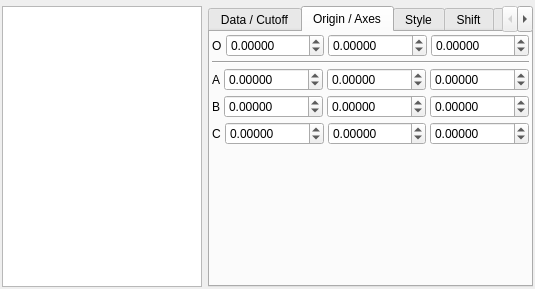
The window that src/gui/grids.ui (trisyoungs/aten) describes before a commit, drawn with Qt 5.
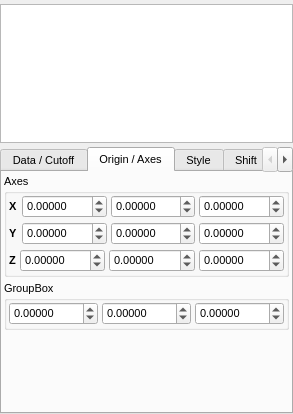
The same window after the commit. The open tabs and pages were chosen to show the change. Icons and pictures are not drawn. Custom widgets are drawn as their Qt base class.

```diff
--- a/src/gui/grids.ui
+++ b/src/gui/grids.ui
@@ -1,27 +1,41 @@
 <ui version="4.0">
- <class>GridsDialog</class>
- <widget class="QDialog" name="GridsDialog">
+ <class>GridsWidget</class>
+ <widget class="QDockWidget" name="GridsWidget">
   <property name="geometry">
    <rect>
     <x>0</x>
     <y>0</y>
-    <width>529</width>
-    <height>289</height>
+    <width>272</width>
+    <height>414</height>
    </rect>
   </property>
+  <property name="minimumSize">
+   <size>
+    <width>270</width>
+    <height>414</height>
+   </size>
+  </property>
+  <property name="font">
+   <font>
+    <pointsize>8</pointsize>
+   </font>
+  </property>
+  <property name="floating">
+   <bool>true</bool>
+  </property>
+  <property name="allowedAreas">
+   <set>Qt::LeftDockWidgetArea|Qt::RightDockWidgetArea</set>
+  </property>
   <property name="windowTitle">
    <string>Grids</string>
   </property>
-  <property name="windowIcon">
-   <iconset resource="icons.qrc">
-    <normaloff>:/stackicons/icons/stack_surfaces.svg</normaloff>:/stackicons/icons/stack_surfaces.svg</iconset>
-  </property>
-  <layout class="QVBoxLayout">
+  <widget class="QWidget" name="dockWidgetContents">
+   <layout class="QVBoxLayout" name="verticalLayout_6">
    <property name="spacing">
     <number>4</number>
    </property>
    <property name="margin">
-    <number>2</number>
+     <number>0</number>
    </property>
    <item>
     <widget class="QFrame" name="menuFrame">
@@ -40,19 +54,11 @@
     </widget>
    </item>
    <item>
-    <layout class="QHBoxLayout">
-     <property name="spacing">
-      <number>6</number>
-     </property>
-     <property name="margin">
-      <number>0</number>
-     </property>
-     <item>
       <widget class="QListWidget" name="GridList">
        <property name="sizePolicy">
         <sizepolicy hsizetype="Expanding" vsizetype="Expanding">
-         <horstretch>100</horstretch>
-         <verstretch>0</verstretch>
+        <horstretch>0</horstretch>
+        <verstretch>100</verstretch>
         </sizepolicy>
        </property>
        <property name="minimumSize">
@@ -65,6 +71,12 @@
      </item>
      <item>
       <widget class="QTabWidget" name="GridTabWidget">
+      <property name="sizePolicy">
+       <sizepolicy hsizetype="Expanding" vsizetype="Expanding">
+        <horstretch>0</horstretch>
+        <verstretch>1</verstretch>
+       </sizepolicy>
+      </property>
        <property name="currentIndex">
         <number>0</number>
        </property>
@@ -73,8 +85,17 @@
          <string>Data / Cutoff</string>
         </attribute>
         <layout class="QVBoxLayout" name="verticalLayout">
+        <property name="spacing">
+         <number>4</number>
+        </property>
+        <property name="margin">
+         <number>2</number>
+        </property>
          <item>
           <layout class="QHBoxLayout" name="horizontalLayout_4">
+          <property name="spacing">
+           <number>4</number>
+          </property>
            <item>
             <widget class="QGroupBox" name="groupBox_2">
              <property name="title">
@@ -89,6 +110,9 @@
               </property>
               <item>
                <layout class="QGridLayout" name="gridLayout">
+               <property name="spacing">
+                <number>4</number>
+               </property>
                 <item row="0" column="0">
                  <widget class="QLabel" name="label_39">
                   <property name="text">
@@ -162,6 +186,9 @@
               </property>
               <item>
                <layout class="QGridLayout" name="gridLayout_3">
+               <property name="spacing">
+                <number>4</number>
+               </property>
                 <item row="4" column="0">
                  <widget class="QLabel" name="label_342343">
                   <property name="text">
@@ -231,6 +258,9 @@
             </property>
             <item>
              <layout class="QGridLayout" name="gridLayout_2">
+             <property name="spacing">
+              <number>4</number>
+             </property>
               <item row="1" column="1">
                <widget class="QLabel" name="label_37">
                 <property name="text">
@@ -372,7 +402,7 @@
            <property name="sizeHint" stdset="0">
             <size>
              <width>20</width>
-             <height>40</height>
+            <height>0</height>
             </size>
            </property>
           </spacer>
@@ -383,7 +413,7 @@
         <attribute name="title">
          <string>Origin / Axes</string>
         </attribute>
-        <layout class="QVBoxLayout">
+       <layout class="QVBoxLayout" name="_2">
          <property name="spacing">
           <number>4</number>
          </property>
@@ -391,94 +421,19 @@
           <number>2</number>
          </property>
          <item>
-          <layout class="QHBoxLayout">
+         <widget class="QGroupBox" name="AxesGroup">
+          <property name="title">
+           <string>Axes</string>
+          </property>
+          <layout class="QVBoxLayout" name="verticalLayout_7">
            <property name="spacing">
             <number>4</number>
            </property>
            <property name="margin">
-            <number>0</number>
+            <number>2</number>
            </property>
            <item>
-            <widget class="QLabel" name="label_31">
-             <property name="sizePolicy">
-              <sizepolicy hsizetype="Minimum" vsizetype="Preferred">
-               <horstretch>0</horstretch>
-               <verstretch>0</verstretch>
-              </sizepolicy>
-             </property>
-             <property name="text">
-              <string>O</string>
-             </property>
-            </widget>
-           </item>
-           <item>
-            <widget class="QDoubleSpinBox" name="GridOriginXSpin">
-             <property name="sizePolicy">
-              <sizepolicy hsizetype="Expanding" vsizetype="Fixed">
-               <horstretch>0</horstretch>
-               <verstretch>0</verstretch>
-              </sizepolicy>
-             </property>
-             <property name="decimals">
-              <number>5</number>
-             </property>
-             <property name="minimum">
-              <double>-1000.000000000000000</double>
-             </property>
-             <property name="maximum">
-              <double>1000.000000000000000</double>
-             </property>
-            </widget>
-           </item>
-           <item>
-            <widget class="QDoubleSpinBox" name="GridOriginYSpin">
-             <property name="sizePolicy">
-              <sizepolicy hsizetype="Expanding" vsizetype="Fixed">
-               <horstretch>0</horstretch>
-               <verstretch>0</verstretch>
-              </sizepolicy>
-             </property>
-             <property name="decimals">
-              <number>5</number>
-             </property>
-             <property name="minimum">
-              <double>-1000.000000000000000</double>
-             </property>
-             <property name="maximum">
-              <double>1000.000000000000000</double>
-             </property>
-            </widget>
-           </item>
-           <item>
-            <widget class="QDoubleSpinBox" name="GridOriginZSpin">
-             <property name="sizePolicy">
-              <sizepolicy hsizetype="Expanding" vsizetype="Fixed">
-               <horstretch>0</horstretch>
-               <verstretch>0</verstretch>
-              </sizepolicy>
-             </property>
-             <property name="decimals">
-              <number>5</number>
-             </property>
-             <property name="minimum">
-              <double>-1000.000000000000000</double>
-             </property>
-             <property name="maximum">
-              <double>1000.000000000000000</double>
-             </property>
-            </widget>
-           </item>
-          </layout>
-         </item>
-         <item>
-          <widget class="Line" name="line_3">
-           <property name="orientation">
-            <enum>Qt::Horizontal</enum>
-           </property>
-          </widget>
-         </item>
-         <item>
-          <layout class="QHBoxLayout">
+            <layout class="QHBoxLayout" name="_4">
            <property name="spacing">
             <number>4</number>
            </property>
@@ -493,8 +448,14 @@
                <verstretch>0</verstretch>
               </sizepolicy>
              </property>
+               <property name="font">
+                <font>
+                 <weight>75</weight>
+                 <bold>true</bold>
+                </font>
+               </property>
              <property name="text">
-              <string>A</string>
+                <string>X</string>
              </property>
             </widget>
            </item>
@@ -567,7 +528,7 @@
           </layout>
          </item>
          <item>
-          <layout class="QHBoxLayout">
+            <layout class="QHBoxLayout" name="_5">
            <property name="spacing">
             <number>4</number>
            </property>
@@ -582,8 +543,14 @@
                <verstretch>0</verstretch>
               </sizepolicy>
              </property>
+               <property name="font">
+                <font>
+                 <weight>75</weight>
+                 <bold>true</bold>
+                </font>
+               </property>
              <property name="text">
-              <string>B</string>
+                <string>Y</string>
              </property>
             </widget>
            </item>
@@ -656,7 +623,7 @@
           </layout>
          </item>
          <item>
-          <layout class="QHBoxLayout">
+            <layout class="QHBoxLayout" name="_6">
            <property name="spacing">
             <number>4</number>
            </property>
@@ -671,8 +638,14 @@
                <verstretch>0</verstretch>
               </sizepolicy>
              </property>
+               <property name="font">
+                <font>
+                 <weight>75</weight>
+                 <bold>true</bold>
+                </font>
+               </property>
              <property name="text">
-              <string>C</string>
+                <string>Z</string>
              </property>
             </widget>
            </item>
@@ -744,6 +717,91 @@
            </item>
           </layout>
          </item>
+          </layout>
+         </widget>
+        </item>
+        <item>
+         <widget class="QGroupBox" name="GridOriginGroup">
+          <property name="title">
+           <string>GroupBox</string>
+          </property>
+          <layout class="QVBoxLayout" name="verticalLayout_8">
+           <property name="spacing">
+            <number>4</number>
+           </property>
+           <property name="margin">
+            <number>2</number>
+           </property>
+           <item>
+            <layout class="QHBoxLayout" name="_3">
+             <property name="spacing">
+              <number>4</number>
+             </property>
+             <property name="margin">
+              <number>0</number>
+             </property>
+             <item>
+              <widget class="QDoubleSpinBox" name="GridOriginXSpin">
+               <property name="sizePolicy">
+                <sizepolicy hsizetype="Expanding" vsizetype="Fixed">
+                 <horstretch>0</horstretch>
+                 <verstretch>0</verstretch>
+                </sizepolicy>
+               </property>
+               <property name="decimals">
+                <number>5</number>
+               </property>
+               <property name="minimum">
+                <double>-1000.000000000000000</double>
+               </property>
+               <property name="maximum">
+                <double>1000.000000000000000</double>
+               </property>
+              </widget>
+             </item>
+             <item>
+              <widget class="QDoubleSpinBox" name="GridOriginYSpin">
+               <property name="sizePolicy">
+                <sizepolicy hsizetype="Expanding" vsizetype="Fixed">
+                 <horstretch>0</horstretch>
+                 <verstretch>0</verstretch>
+                </sizepolicy>
+               </property>
+               <property name="decimals">
+                <number>5</number>
+               </property>
+               <property name="minimum">
+                <double>-1000.000000000000000</double>
+               </property>
+               <property name="maximum">
+                <double>1000.000000000000000</double>
+               </property>
+              </widget>
+             </item>
+             <item>
+              <widget class="QDoubleSpinBox" name="GridOriginZSpin">
+               <property name="sizePolicy">
+                <sizepolicy hsizetype="Expanding" vsizetype="Fixed">
+                 <horstretch>0</horstretch>
+                 <verstretch>0</verstretch>
+                </sizepolicy>
+               </property>
+               <property name="decimals">
+                <number>5</number>
+               </property>
+               <property name="minimum">
+                <double>-1000.000000000000000</double>
+               </property>
+               <property name="maximum">
+                <double>1000.000000000000000</double>
+               </property>
+              </widget>
+             </item>
+            </layout>
+           </item>
+          </layout>
+         </widget>
+        </item>
          <item>
           <spacer>
            <property name="orientation">
@@ -764,6 +822,12 @@
          <string>Style</string>
         </attribute>
         <layout class="QVBoxLayout" name="verticalLayout_5">
+        <property name="spacing">
+         <number>4</number>
+        </property>
+        <property name="margin">
+         <number>2</number>
+        </property>
          <item>
           <widget class="QComboBox" name="GridStyleCombo">
            <property name="sizePolicy">
@@ -796,6 +860,9 @@
          </item>
          <item>
           <layout class="QHBoxLayout" name="horizontalLayout_9">
+          <property name="spacing">
+           <number>4</number>
+          </property>
            <item>
             <widget class="QCheckBox" name="GridOutlineVolumeCheck">
              <property name="text">
@@ -817,9 +884,9 @@
            <property name="title">
             <string>Colour</string>
            </property>
-           <layout class="QVBoxLayout">
+          <layout class="QVBoxLayout" name="_7">
             <property name="spacing">
-             <number>2</number>
+            <number>4</number>
             </property>
             <property name="margin">
              <number>2</number>
@@ -832,9 +899,9 @@
              </widget>
             </item>
             <item>
-             <layout class="QHBoxLayout">
+            <layout class="QHBoxLayout" name="_8">
               <property name="spacing">
-               <number>6</number>
+              <number>4</number>
               </property>
               <property name="margin">
                <number>0</number>
@@ -898,9 +965,9 @@
              </widget>
             </item>
             <item>
-             <layout class="QHBoxLayout">
+            <layout class="QHBoxLayout" name="_9">
               <property name="spacing">
-               <number>6</number>
+              <number>4</number>
               </property>
               <property name="margin">
                <number>0</number>
@@ -922,12 +989,21 @@
                </spacer>
               </item>
               <item>
-               <layout class="QGridLayout">
-                <property name="margin">
+              <layout class="QGridLayout" name="_10">
+               <property name="leftMargin">
                  <number>0</number>
                 </property>
+               <property name="topMargin">
+                <number>0</number>
+               </property>
+               <property name="rightMargin">
+                <number>0</number>
+               </property>
+               <property name="bottomMargin">
+                <number>2</number>
+               </property>
                 <property name="spacing">
-                 <number>6</number>
+                <number>4</number>
                 </property>
                 <item row="0" column="1">
                  <widget class="TColourFrame" name="GridPrimaryColourFrame">
@@ -1080,7 +1156,7 @@
           </widget>
          </item>
          <item>
-          <spacer>
+         <spacer name="verticalSpacer_3">
            <property name="orientation">
             <enum>Qt::Vertical</enum>
            </property>
@@ -1099,8 +1175,17 @@
          <string>Shift</string>
         </attribute>
         <layout class="QVBoxLayout" name="verticalLayout_4">
+        <property name="spacing">
+         <number>4</number>
+        </property>
+        <property name="margin">
+         <number>2</number>
+        </property>
          <item>
           <layout class="QHBoxLayout" name="horizontalLayout_7">
+          <property name="spacing">
+           <number>4</number>
+          </property>
            <item>
             <spacer name="horizontalSpacer">
              <property name="orientation">
@@ -1115,12 +1200,12 @@
             </spacer>
            </item>
            <item>
-            <layout class="QGridLayout" name="_3">
+           <layout class="QGridLayout" name="_11">
              <property name="margin">
-              <number>4</number>
+             <number>2</number>
              </property>
              <property name="spacing">
-              <number>2</number>
+             <number>4</number>
              </property>
              <item row="0" column="1">
               <widget class="QPushButton" name="ShiftGridPosYButton">
@@ -1351,6 +1436,9 @@
          </item>
          <item>
           <layout class="QHBoxLayout" name="horizontalLayout_8">
+          <property name="spacing">
+           <number>4</number>
+          </property>
            <item>
             <widget class="QLabel" name="label_52">
              <property name="sizePolicy">
@@ -1440,6 +1528,12 @@
             <string>Atom Shift</string>
            </property>
            <layout class="QHBoxLayout" name="horizontalLayout_10">
+           <property name="spacing">
+            <number>4</number>
+           </property>
+           <property name="margin">
+            <number>2</number>
+           </property>
             <item>
              <widget class="QRadioButton" name="ShiftAtomNoneRadio">
               <property name="text">
@@ -1487,6 +1581,12 @@
          <string>Orbitals</string>
         </attribute>
         <layout class="QVBoxLayout" name="verticalLayout_3">
+        <property name="spacing">
+         <number>4</number>
+        </property>
+        <property name="margin">
+         <number>2</number>
+        </property>
          <item>
           <widget class="QTableWidget" name="OrbitalTable">
            <property name="selectionMode">
@@ -1519,8 +1619,23 @@
          </item>
          <item>
           <layout class="QHBoxLayout" name="horizontalLayout_5">
+          <property name="spacing">
+           <number>4</number>
+          </property>
            <item>
             <widget class="QPushButton" name="ViewBasisButton">
+            <property name="sizePolicy">
+             <sizepolicy hsizetype="Expanding" vsizetype="Fixed">
+              <horstretch>0</horstretch>
+              <verstretch>0</verstretch>
+             </sizepolicy>
+            </property>
+            <property name="minimumSize">
+             <size>
+              <width>0</width>
+              <height>25</height>
+             </size>
+            </property>
              <property name="text">
               <string>View Basis</string>
              </property>
@@ -1528,47 +1643,64 @@
            </item>
            <item>
             <widget class="QPushButton" name="ViewEigenvectorButton">
+            <property name="sizePolicy">
+             <sizepolicy hsizetype="Expanding" vsizetype="Fixed">
+              <horstretch>0</horstretch>
+              <verstretch>0</verstretch>
+             </sizepolicy>
+            </property>
+            <property name="minimumSize">
+             <size>
+              <width>0</width>
+              <height>25</height>
+             </size>
+            </property>
              <property name="text">
               <string>View Eigenvector</string>
              </property>
             </widget>
            </item>
-           <item>
-            <spacer name="horizontalSpacer_2">
-             <property name="orientation">
-              <enum>Qt::Horizontal</enum>
-             </property>
-             <property name="sizeHint" stdset="0">
-              <size>
-               <width>13</width>
-               <height>20</height>
-              </size>
-             </property>
-            </spacer>
+         </layout>
            </item>
            <item>
             <widget class="QPushButton" name="OrbitalCalculateButton">
+          <property name="sizePolicy">
+           <sizepolicy hsizetype="Expanding" vsizetype="Fixed">
+            <horstretch>0</horstretch>
+            <verstretch>0</verstretch>
+           </sizepolicy>
+          </property>
+          <property name="minimumSize">
+           <size>
+            <width>0</width>
+            <height>25</height>
+           </size>
+          </property>
+          <property name="font">
+           <font>
+            <weight>75</weight>
+            <bold>true</bold>
+           </font>
+          </property>
              <property name="text">
               <string>Calculate</string>
              </property>
             </widget>
            </item>
-          </layout>
-         </item>
          <item>
-          <widget class="QGroupBox" name="OriginGroup">
+         <widget class="QGroupBox" name="OrbitalOriginGroup">
            <property name="title">
             <string>Origin</string>
            </property>
            <layout class="QVBoxLayout" name="verticalLayout_2">
             <property name="spacing">
-             <number>2</number>
+            <number>4</number>
             </property>
             <property name="margin">
              <number>2</number>
             </property>
             <item>
-             <layout class="QHBoxLayout" name="_2">
+            <layout class="QHBoxLayout" name="_12">
               <property name="spacing">
                <number>4</number>
               </property>
@@ -1644,7 +1776,7 @@
            </property>
            <layout class="QHBoxLayout" name="horizontalLayout_6">
             <property name="spacing">
-             <number>2</number>
+            <number>4</number>
             </property>
             <property name="margin">
              <number>2</number>
@@ -1721,19 +1853,30 @@
       </widget>
      </item>
     </layout>
-   </item>
-  </layout>
+  </widget>
   <action name="actionGridCopy">
+   <property name="icon">
+    <iconset resource="icons.qrc">
+     <normaloff>:/edit/icons/edit_copy.svg</normaloff>:/edit/icons/edit_copy.svg</iconset>
+   </property>
    <property name="text">
     <string>Copy</string>
    </property>
   </action>
   <action name="actionGridCut">
+   <property name="icon">
+    <iconset resource="icons.qrc">
+     <normaloff>:/edit/icons/edit_cut.svg</normaloff>:/edit/icons/edit_cut.svg</iconset>
+   </property>
    <property name="text">
     <string>Cut</string>
    </property>
   </action>
   <action name="actionGridDelete">
+   <property name="icon">
+    <iconset resource="icons.qrc">
+     <normaloff>:/basic/icons/basic_cross.svg</normaloff>:/basic/icons/basic_cross.svg</iconset>
+   </property>
    <property name="text">
     <string>Delete</string>
    </property>
```
Lines whose indentation alone changed are shown as unchanged.
